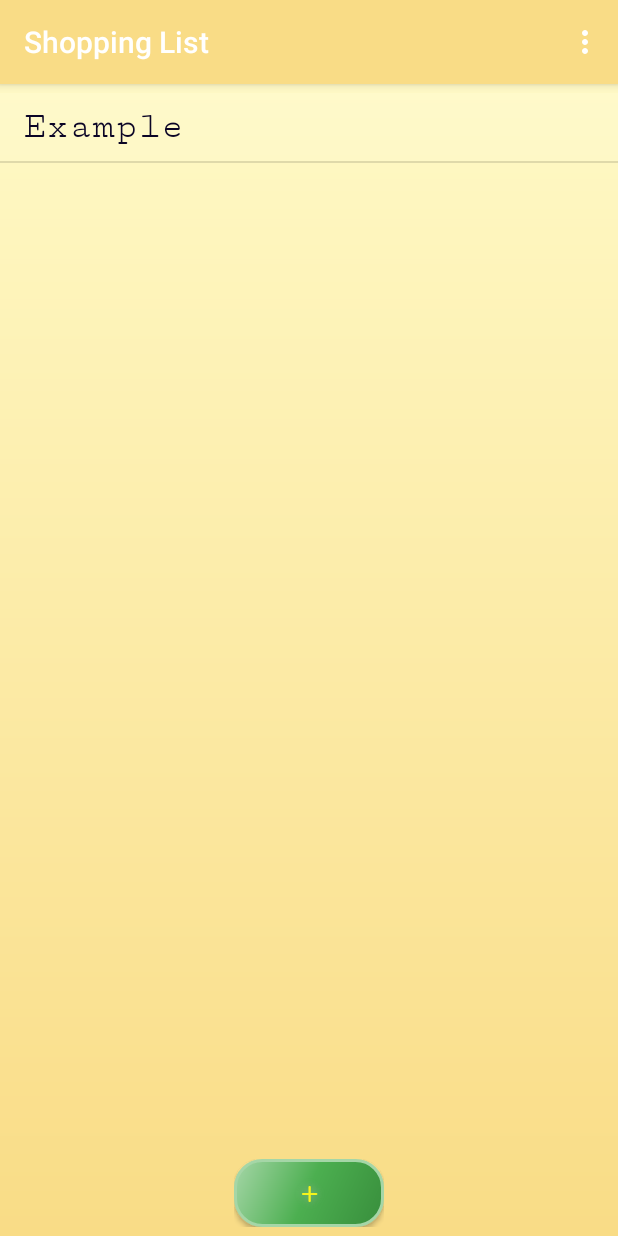
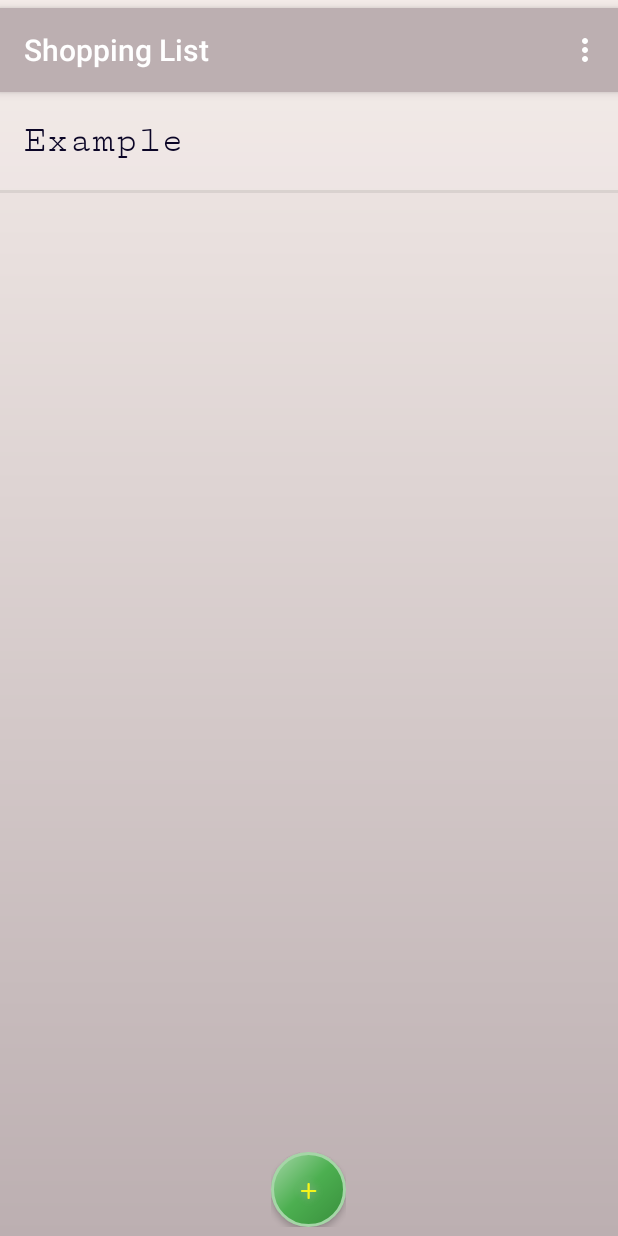
Before and after one commit to vmarch/ShoppingList, an Android app: the screen it shows after launch (ListTables), on a phone screen of 412 x 824 dp. Run offline under Robolectric (Android 15) with nearby library versions, the phone set to English and light mode, and no system bars.

Commit message:
Check Menu.

```diff
--- a/app/src/main/AndroidManifest.xml
+++ b/app/src/main/AndroidManifest.xml
@@ -8,7 +8,7 @@
         android:icon="@mipmap/ic_launcher"
         android:label="@string/app_name"
         android:supportsRtl="true"
-                android:theme="@style/AppThemeYellow">
+                android:theme="@style/AppThemeGrey">
         <activity android:name="devtolife.shoppinglist.ListTables">
             <intent-filter>
                 <action android:name="android.intent.action.MAIN" />
--- a/app/src/main/java/devtolife/shoppinglist/ListTables.java
+++ b/app/src/main/java/devtolife/shoppinglist/ListTables.java
@@ -7,7 +7,7 @@ import android.os.Bundle;
 import android.preference.PreferenceManager;
 import android.support.v4.view.GestureDetectorCompat;
 import android.support.v7.app.AppCompatActivity;
-import android.util.Log;
+import android.support.v7.widget.Toolbar;
 import android.view.GestureDetector;
 import android.view.Menu;
 import android.view.MenuItem;
@@ -28,7 +28,7 @@ public class ListTables extends AppCompatActivity implements
 
     private DB db;
     private ListView listTablesView;
-    private Button btn;
+    private Button tab;
     private List<String> arrayList = new ArrayList<>();
     private ArrayAdapter<String> adapter;
     private View onTouchedItemView;
@@ -47,6 +47,7 @@ public class ListTables extends AppCompatActivity implements
     private String MYTHEME = "mytheme";
 
 
+
     @Override
     public void onCreate(Bundle savedInstanceState) {
         mSharedPref = PreferenceManager.getDefaultSharedPreferences(this);
@@ -55,10 +56,14 @@ public class ListTables extends AppCompatActivity implements
         super.onCreate(savedInstanceState);
         setContentView(R.layout.list_layout);
 
+        Toolbar toolbar = (Toolbar) findViewById(R.id.toolbar);
+        setSupportActionBar(toolbar);
+
         mDetector = new GestureDetectorCompat(this, this);
         mDetector.setOnDoubleTapListener(this);
-        btn = (Button) findViewById(R.id.btn_create);
+        tab = (Button) findViewById(R.id.btn_create);
         listTablesView = (ListView) findViewById(R.id.list_table);
+
 
         rawQuery();
 
@@ -112,7 +117,7 @@ public class ListTables extends AppCompatActivity implements
             }
         });
 
-        btn.setOnTouchListener(new View.OnTouchListener() {
+        tab.setOnTouchListener(new View.OnTouchListener() {
             @Override
             public boolean onTouch(View v, MotionEvent event) {
                 if (event.getActionMasked() != MotionEvent.ACTION_MOVE) {
@@ -197,10 +202,11 @@ if (itemTouchedOnTouch.getId()>0){
 
     @Override
     public boolean onScroll(MotionEvent e1, MotionEvent e2, float distanceX, float distanceY) {
-        Log.d(DEBUG_TAG, "onScroll: " + e1.toString() + e2.toString());
-
+//        Log.d(DEBUG_TAG, "onScroll: " + e1.toString() + e2.toString());
+//
+//        Log.d(DEBUG_TAG, "height: " + listTablesView.getHeight());
         if (onTouchedItemView != null) {
-            Log.d(DEBUG_TAG, "onScroll_LIST_ELEM: " + e1.toString() + e2.toString());
+//            Log.d(DEBUG_TAG, "onScroll_LIST_ELEM: " + e1.toString() + e2.toString());
 
             int pointMovingX = (int) e2.getX();
             int pointMovingY = (int) e2.getY();
@@ -208,7 +214,7 @@ if (itemTouchedOnTouch.getId()>0){
             int deltaY = pointDownY - pointMovingY;
 
             if (deltaX <= 0 && Math.abs(deltaY) < 30) {
-                Log.d(DEBUG_TAG, "onScroll_LIST_ELEM_to_RIGHT: " + e1.toString() + e2.toString());
+//                Log.d(DEBUG_TAG, "onScroll_LIST_ELEM_to_RIGHT: " + e1.toString() + e2.toString());
 //to right
 //TODO use right swipe
 //                targetPoint = pointMovingX - pointDownX;
@@ -245,7 +251,7 @@ if (itemTouchedOnTouch.getId()>0){
     }
 
     public void onUp() {
-        Log.d(DEBUG_TAG, "onUP " + moved);
+//        Log.d(DEBUG_TAG, "onUP " + moved);
         if (onTouchedItemView != null) {
             if (moved) {
 
--- a/app/src/main/res/drawable/buttonshapeadd.xml
+++ b/app/src/main/res/drawable/buttonshapeadd.xml
@@ -1,7 +1,7 @@
 <?xml version="1.0" encoding="utf-8"?>
 <shape xmlns:android="http://schemas.android.com/apk/res/android"
     android:shape="rectangle">
-    <corners android:radius="18dp" />
+    <corners android:radius="25dp" />
     <gradient
         android:angle="315"
         android:centerColor="@color/colorPrimaryGreen"
@@ -10,7 +10,7 @@
         android:startColor="@color/colorLightGreen"
         android:type="linear" />
     <size
-        android:width="45dp"
+        android:width="50dp"
         android:height="45dp" />
     <stroke
         android:width="2dp"
--- a/app/src/main/res/drawable/buttonshapedel.xml
+++ b/app/src/main/res/drawable/buttonshapedel.xml
@@ -1,7 +1,7 @@
 <?xml version="1.0" encoding="utf-8"?>
 <shape xmlns:android="http://schemas.android.com/apk/res/android"
     android:shape="rectangle">
-    <corners android:radius="18dp" />
+    <corners android:radius="25dp" />
     <gradient
         android:angle="315"
         android:centerColor="#d14f3b"
@@ -10,8 +10,8 @@
         android:startColor="#ff8465"
         android:type="linear" />
     <size
-        android:width="45dp"
-        android:height="45dp" />
+        android:width="50dp"
+        android:height="50dp" />
     <stroke
         android:width="2dp"
         android:color="#ca6472" />
--- a/app/src/main/res/layout/list_item.xml
+++ b/app/src/main/res/layout/list_item.xml
@@ -2,10 +2,10 @@
 <TextView xmlns:android="http://schemas.android.com/apk/res/android"
     android:id="@+id/bd_name_mono"
     android:layout_width="match_parent"
-    android:layout_height="45dp"
+    android:layout_height="65dp"
     android:layout_weight="2"
+    android:background="@color/colorOfItem"
     android:maxLines="1"
-    android:background="@color/colorOfItem"
     android:paddingLeft="15dp"
     android:paddingRight="10dp"
     android:text="bdname">
--- a/app/src/main/res/layout/list_layout.xml
+++ b/app/src/main/res/layout/list_layout.xml
@@ -1,35 +1,54 @@
 <?xml version="1.0" encoding="utf-8"?>
 <LinearLayout xmlns:android="http://schemas.android.com/apk/res/android"
+    xmlns:app="http://schemas.android.com/apk/res-auto"
     android:layout_width="match_parent"
     android:layout_height="match_parent"
     android:orientation="vertical"
     android:weightSum="1">
+
+    <android.support.design.widget.AppBarLayout
+        android:layout_width="match_parent"
+        android:layout_height="wrap_content"
+        android:theme="@style/AppTheme.AppBarOverlay">
+
+        <android.support.v7.widget.Toolbar
+            android:id="@+id/toolbar"
+            android:layout_width="match_parent"
+            android:layout_height="?attr/actionBarSize"
+            android:background="?attr/colorPrimary"
+            app:popupTheme="@style/AppTheme.PopupOverlay" />
+
+    </android.support.design.widget.AppBarLayout>
 
     <ListView
         android:id="@+id/list_table"
         android:layout_width="match_parent"
         android:layout_height="344dp"
         android:layout_weight="0.97"
+        android:divider="@android:drawable/divider_horizontal_bright"
+        android:dividerHeight="2dp"
         android:scrollbars="vertical" />
 
     <LinearLayout
-        android:layout_width="100dp"
-        android:layout_height="wrap_content"
+        android:layout_width="50dp"
+        android:layout_height="50dp"
         android:layout_gravity="center"
         android:orientation="horizontal"
         android:weightSum="1">
 
         <Button
             android:id="@+id/btn_create"
-            android:layout_width="match_parent"
-            android:layout_height="45dp"
-            android:layout_gravity="center"
+            android:layout_width="50dp"
+            android:layout_height="50dp"
+            android:layout_gravity="center_horizontal"
             android:background="@drawable/buttonshapeadd"
             android:shadowColor="#A8A8A8"
             android:shadowRadius="7"
             android:text="@string/add_product"
             android:textColor="#F5F51B"
-            android:textSize="30sp" />
+            android:textSize="30sp"
+            android:gravity="center"
+            />
 
     </LinearLayout>
 
--- a/app/src/main/res/values/colors.xml
+++ b/app/src/main/res/values/colors.xml
@@ -6,7 +6,7 @@
     <color name="colorOfText">#0b0526</color>
 
     <color name="colorAccentGreen">#6de94e</color>
-    <color name="colorPrimaryDarkGreen">#388E3C</color>
+    <color name="colorPrimaryDarkGreen">#388e3c</color>
     <color name="colorPrimaryGreen">#4CAF50</color>
     <color name="colorLightGreen">#A5D6A7</color>
     <color name="colorMoreLightGreen">#B9F6CA</color>
--- a/app/src/main/res/values/dimens.xml
+++ b/app/src/main/res/values/dimens.xml
@@ -1,3 +1 @@
-<resources>
-    <!-- Default screen margins, per the Android Design guidelines. -->
-</resources>
+<resources></resources>
--- a/app/src/main/res/values/styles.xml
+++ b/app/src/main/res/values/styles.xml
@@ -1,7 +1,7 @@
 <?xml version="1.0" encoding="utf-8"?>
 <resources>
 
-    <style name="AppThemeBlue" parent="@style/Theme.AppCompat.Light.DarkActionBar">
+    <style name="AppThemeBlue" parent="@style/Theme.AppCompat.Light.NoActionBar">
         <item name="colorPrimary">@color/colorPrimaryBlue</item>
         <item name="colorPrimaryDark">@color/colorPrimaryDarkBlue</item>
         <item name="colorAccent">@color/colorAccentBlue</item>
@@ -11,10 +11,9 @@
         <item name="android:textSize">25sp</item>
         <item name="android:fontFamily">serif-monospace</item>
         <item name="android:textColor">@color/colorOfText</item>
-
     </style>
 
-    <style name="AppThemeGreen" parent="@style/Theme.AppCompat.Light.DarkActionBar">
+    <style name="AppThemeGreen" parent="@style/Theme.AppCompat.Light.NoActionBar">
         <item name="colorPrimary">@color/colorPrimaryGreen</item>
         <item name="colorPrimaryDark">@color/colorPrimaryDarkGreen</item>
         <item name="colorAccent">@color/colorAccentGreen</item>
@@ -24,10 +23,9 @@
         <item name="android:textSize">25sp</item>
         <item name="android:fontFamily">serif-monospace</item>
         <item name="android:textColor">@color/colorOfText</item>
-
     </style>
 
-    <style name="AppThemeYellow" parent="@style/Theme.AppCompat.Light.DarkActionBar">
+    <style name="AppThemeYellow" parent="@style/Theme.AppCompat.Light.NoActionBar">
         <item name="colorPrimary">@color/colorPrimaryYellow</item>
         <item name="colorPrimaryDark">@color/colorPrimaryDarkYellow</item>
         <item name="colorAccent">@color/colorAccentYellow</item>
@@ -37,10 +35,9 @@
         <item name="android:textSize">25sp</item>
         <item name="android:fontFamily">serif-monospace</item>
         <item name="android:textColor">@color/colorOfText</item>
-
     </style>
 
-    <style name="AppThemeGrey" parent="@style/Theme.AppCompat.Light.DarkActionBar">
+    <style name="AppThemeGrey" parent="@style/Theme.AppCompat.Light.NoActionBar">
         <item name="colorPrimary">@color/colorPrimaryGrey</item>
         <item name="colorPrimaryDark">@color/colorPrimaryDarkGrey</item>
         <item name="colorAccent">@color/colorAccentGrey</item>
@@ -50,9 +47,12 @@
         <item name="android:textSize">25sp</item>
         <item name="android:fontFamily">serif-monospace</item>
         <item name="android:textColor">@color/colorOfText</item>
-
     </style>
 
 
+    <style name="AppTheme.AppBarOverlay" parent="ThemeOverlay.AppCompat.Dark.ActionBar" />
+
+    <style name="AppTheme.PopupOverlay" parent="ThemeOverlay.AppCompat.Light" />
+
 
 </resources>
```
Also changed, not shown: app/src/main/java/devtolife/shoppinglist/CreateTable.java (+42 -15 lines), app/src/main/java/devtolife/shoppinglist/ProdActivity.java (+42 -18 lines), app/src/main/res/layout/create_table_layout.xml (+16 -9 lines), app/src/main/res/layout/prod_item.xml (+0 -12 lines), app/src/main/res/layout/prod_layout.xml (+19 -2 lines). Lines whose indentation alone changed are shown as unchanged.
